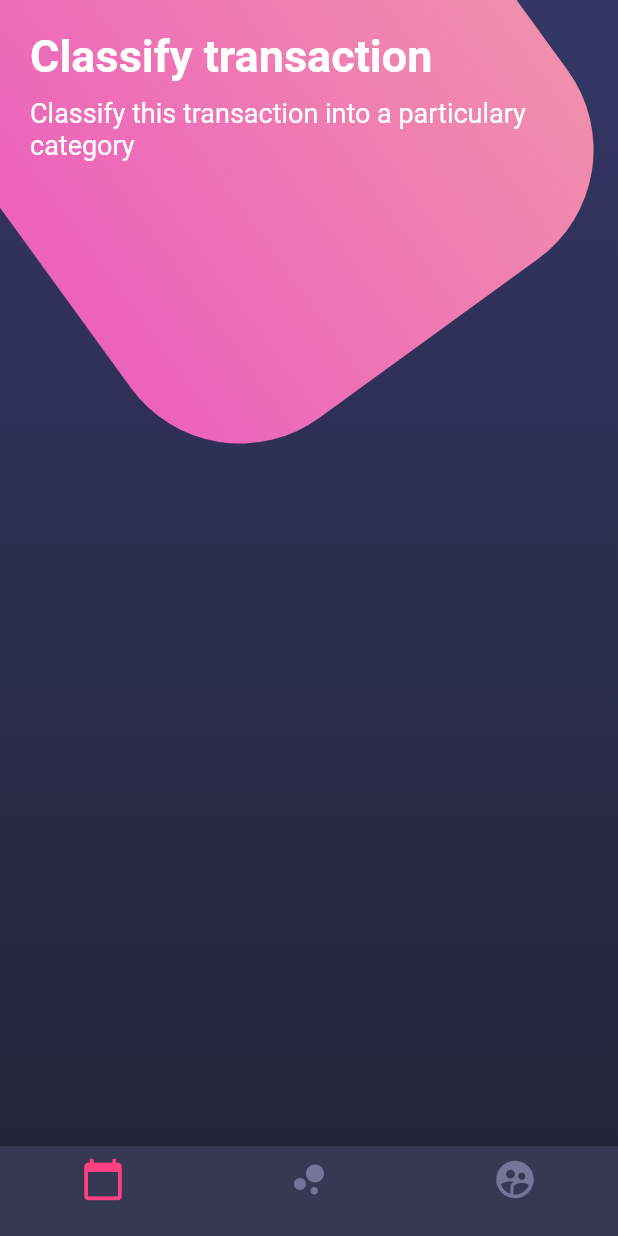
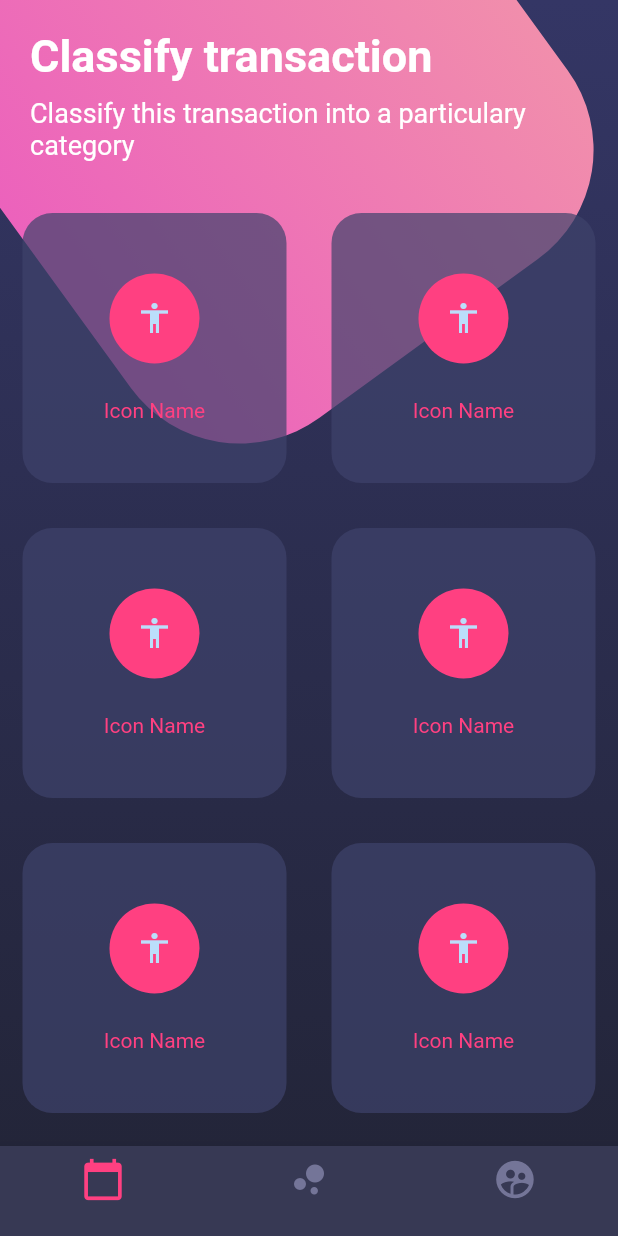
Before and after one commit to ddienu/designs, a Flutter app: the screen it shows after launch, on a phone screen of 412 x 824 dp. Run offline on Flutter 3.47's test engine with Material 2 defaults, Android fonts, the phone set to English and light mode, and no system bars.

Commit message:
update: Botones page
Update botones page with a new method to organize 4 rows with its respectly column, by this way create an icon and icon name.

```diff
--- a/lib/src/pages/botones_page.dart
+++ b/lib/src/pages/botones_page.dart
@@ -19,6 +19,7 @@ class BotonesPage extends StatelessWidget {
             child: Column(
               children:[
               _titulos(),
+              _botonesRedondeados(),
               ],
             ),
           ),
@@ -113,4 +114,59 @@ class BotonesPage extends StatelessWidget {
       ),
     );
    }
+
+    Widget  _botonesRedondeados() {
+      return Table(
+        children: [
+          TableRow(
+            children: [
+              _crearBotonRedondeados(),
+              _crearBotonRedondeados(),
+            ],
+          ),
+          TableRow(
+            children: [
+              _crearBotonRedondeados(),
+              _crearBotonRedondeados(),
+            ],
+          ),
+          TableRow(
+            children: [
+              _crearBotonRedondeados(),
+              _crearBotonRedondeados(),
+            ],
+          ),
+          TableRow(
+            children: [
+              _crearBotonRedondeados(),
+              _crearBotonRedondeados(),
+            ],
+          ),
+        ],
+      );
+    }
+
+      Widget _crearBotonRedondeados() {
+        return Container(
+          height: 180.0,
+          margin: EdgeInsets.all(15.0),
+          decoration: BoxDecoration(
+            color: Color.fromRGBO(62, 66, 107, 0.7),
+            borderRadius: BorderRadius.circular(20.0),
+          ),
+          child: Column(
+            mainAxisAlignment: MainAxisAlignment.spaceAround,
+            children: [
+              SizedBox(height: 5.0),
+              CircleAvatar(
+                child: Icon( Icons.accessibility_outlined),
+                radius: 30.0,
+                backgroundColor: Colors.pinkAccent,
+              ),
+              Text('Icon Name', style: TextStyle(color: Colors.pinkAccent,)),
+              SizedBox(height: 5.0),
+            ],
+          ),
+        );
+      }
 }
```
